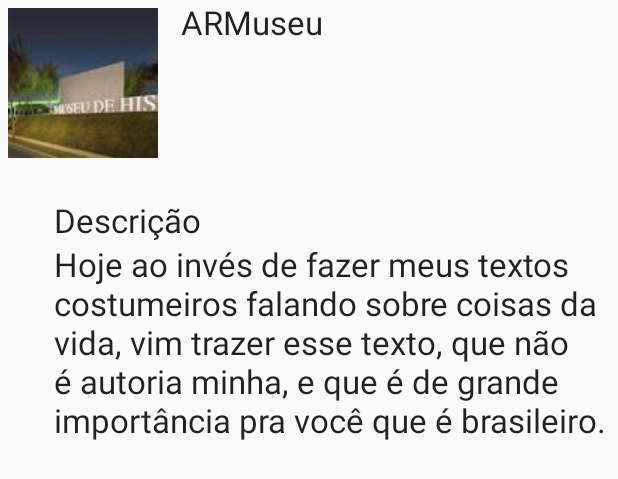
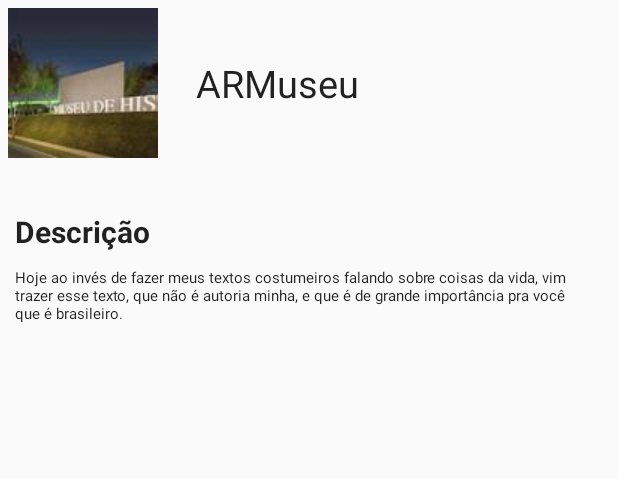
Before and after one commit to HelderFSFerreira/ARMuseu, an Android app: the layout obralist.xml on its own in the app's theme, with its tools: preview values and no code run, on a phone screen of 412 x 824 dp. Shown: the top 479 px of the screen. Run offline under Robolectric (Android 15) with nearby library versions, the phone set to English and light mode, and no system bars.

Commit message:
- layouts ajeitados do museu

```diff
--- a/app/src/main/res/layout/museulist.xml
+++ b/app/src/main/res/layout/museulist.xml
@@ -28,6 +28,8 @@
                 android:layout_height="wrap_content"
                 android:textAppearance="?android:attr/textAppearanceLarge"
                 android:text="Large Text"
+                android:layout_gravity="center"
+                android:paddingLeft="20dp"
                 android:id="@+id/id_nome_museu" />
         </LinearLayout>
 
@@ -35,10 +37,10 @@
             android:layout_width="wrap_content"
             android:layout_height="wrap_content"
             android:paddingLeft="5dp"
-            android:paddingTop="10dp"
+            android:paddingTop="20dp"
             android:gravity="center"
+            android:padding="20dp"
             android:text="descricao descricao descricao descricao descricao descricao descricao descricao descricao descricao descricao descricao descricao descricao descricao descricao descricao descricao descricao descricao descricao descricao descricao descricao descricao descricao descricao descricao descricao descricao "
             android:id="@+id/id_descricao" />
-
     </LinearLayout>
 </RelativeLayout>
--- a/app/src/main/res/layout/obralist.xml
+++ b/app/src/main/res/layout/obralist.xml
@@ -4,9 +4,14 @@
     android:layout_height="match_parent">
 
     <LinearLayout
+        android:orientation="vertical"
+        android:layout_width="match_parent"
+        android:layout_height="match_parent">
+
+        <LinearLayout
             android:orientation="horizontal"
             android:layout_width="match_parent"
-        android:layout_height="match_parent"
+            android:layout_height="wrap_content"
             android:id="@+id/toplay">
 
             <ImageView
@@ -24,7 +29,9 @@
                 android:layout_height="wrap_content"
                 android:textAppearance="?android:attr/textAppearanceLarge"
                 android:text="@string/app_name"
-            android:paddingLeft="10dp"
+                android:paddingLeft="20dp"
+                android:textSize="25dp"
+                android:layout_gravity="center"
                 android:id="@+id/id_museu" />
 
         </LinearLayout>
@@ -35,6 +42,7 @@
             android:layout_height="wrap_content"
             android:layout_alignRight="@+id/toplay"
             android:layout_alignEnd="@+id/toplay"
+            android:padding="10dp"
             android:id="@+id/linearLayout">
 
             <TextView
@@ -43,12 +51,9 @@
                 android:textAppearance="?android:attr/textAppearanceLarge"
                 android:text="Descrição"
                 android:id="@+id/desc"
-            android:layout_alignParentTop="true"
-            android:layout_alignRight="@+id/toplay"
-            android:layout_alignEnd="@+id/toplay"
-            android:layout_marginRight="52dp"
-            android:layout_marginEnd="52dp"
-            android:layout_marginTop="132dp"
+                android:textSize="20dp"
+                android:textStyle="bold"
+                android:paddingTop="20dp"
                 android:layout_gravity="center_vertical" />
 
             <TextView
@@ -57,10 +62,11 @@
                 android:textAppearance="?android:attr/textAppearanceLarge"
                 android:text="Hoje ao invés de fazer meus textos costumeiros falando sobre coisas da vida, vim trazer esse texto, que não é autoria minha, e que é de grande importância pra você que é brasileiro."
                 android:id="@+id/text_desc"
-            android:layout_alignParentBottom="true"
-            android:layout_alignParentRight="true"
-            android:layout_alignParentEnd="true" />
+                android:textSize="10dp"
+                android:paddingTop="10dp"
+                />
 
+        </LinearLayout>
     </LinearLayout>
 
 </RelativeLayout>
```
Also changed, not shown: app/src/main/java/com/example/helde/armuseu/MuseuActivity.java (+7 -1 lines), app/src/main/java/com/example/helde/armuseu/MuseusFragment.java (+6 -4 lines), app/src/main/res/layout/museu_layout.xml (+14 -1 lines), app/src/main/res/drawable-xxhdpi/cart/drawable-hdpi/ic_add_shopping_cart_black_24dp.png (added), app/src/main/res/drawable-xxhdpi/cart/drawable-mdpi/ic_add_shopping_cart_black_24dp.png (added), app/src/main/res/drawable-xxhdpi/cart/drawable-xhdpi/ic_add_shopping_cart_black_24dp.png (added), app/src/main/res/drawable-xxhdpi/cart/drawable-xxhdpi/ic_add_shopping_cart_black_24dp.png (added), app/src/main/res/drawable-xxhdpi/cart/drawable-xxxhdpi/ic_add_shopping_cart_black_24dp.png (added). Lines whose indentation alone changed are shown as unchanged.
